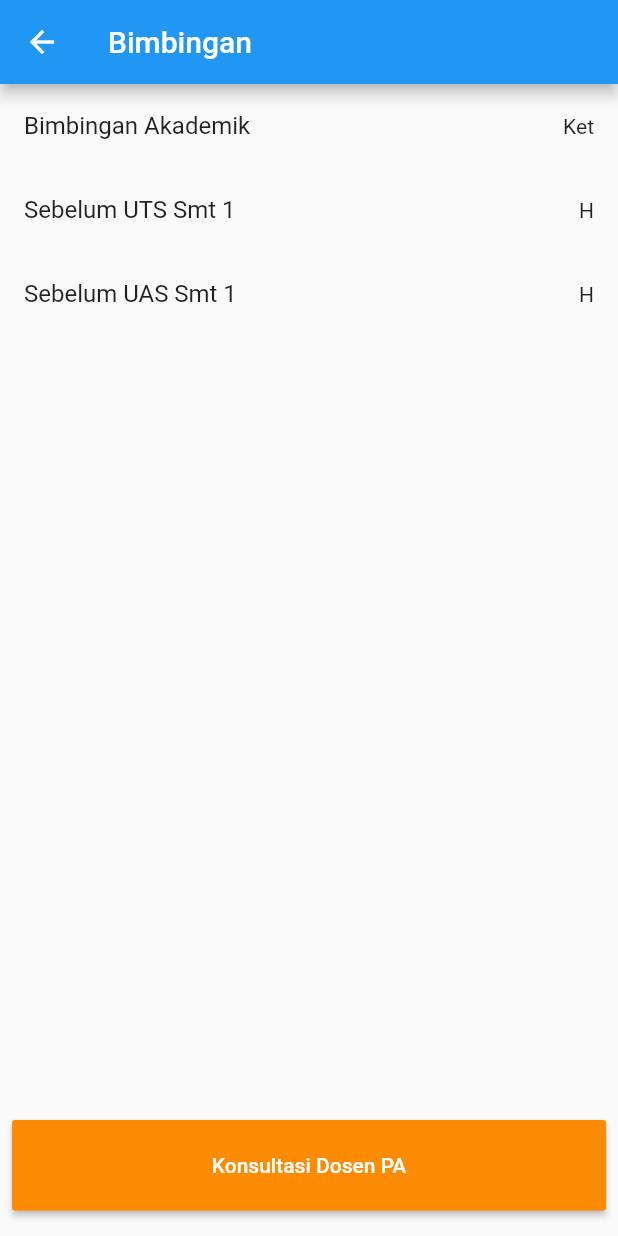
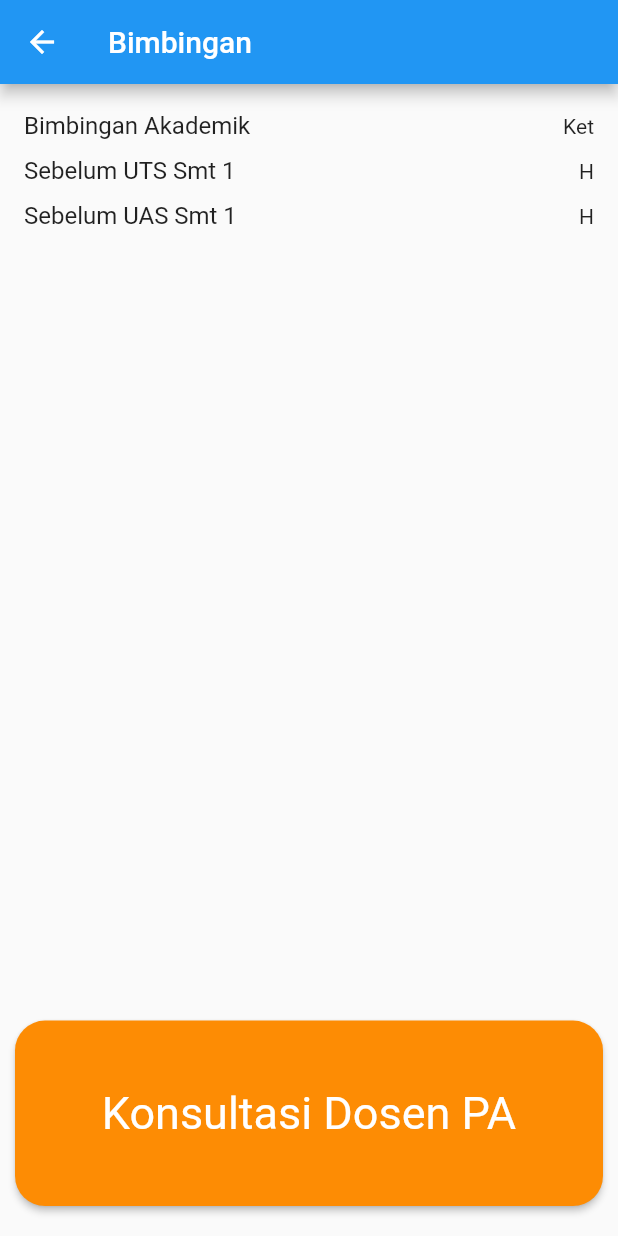
Before and after one commit to Anelka-Lazuardi/Uts_mobile, a Flutter app: the Ui1 screen opened directly, on a phone screen of 412 x 824 dp. Run offline on Flutter 3.47's test engine with Material 2 defaults, Android fonts, the phone set to English and light mode, and no system bars.

Commit message:
editing button size and rounded it

```diff
--- a/lib/views/ui1.dart
+++ b/lib/views/ui1.dart
@@ -11,6 +11,7 @@ class Ui1 extends StatelessWidget {
         Flexible(
           flex: 8,
           child: ListView(
+            itemExtent: 30.0,
             children: [
               ListTile(
                 title: Text("Bimbingan Akademik"),
@@ -28,13 +29,21 @@ class Ui1 extends StatelessWidget {
           ),
         ),
         Flexible(
-          flex: 1,
+          flex: 2,
           child: SizedBox.expand(
             child: Padding(
-              padding: const EdgeInsets.fromLTRB(8, 8, 8, 17),
+              padding: const EdgeInsets.fromLTRB(10, 10, 10, 20),
               child: RaisedButton(
                 onPressed: () {},
-                child: Text("Konsultasi Dosen PA"),
+                shape: RoundedRectangleBorder(
+                    borderRadius: BorderRadius.circular(20)),
+                child: Text(
+                  "Konsultasi Dosen PA",
+                  style: TextStyle(
+                    fontSize: 30,
+                    fontWeight: FontWeight.w400,
+                  ),
+                ),
                 textColor: Colors.white,
                 color: Color(0xFFfd8c04),
               ),
```
